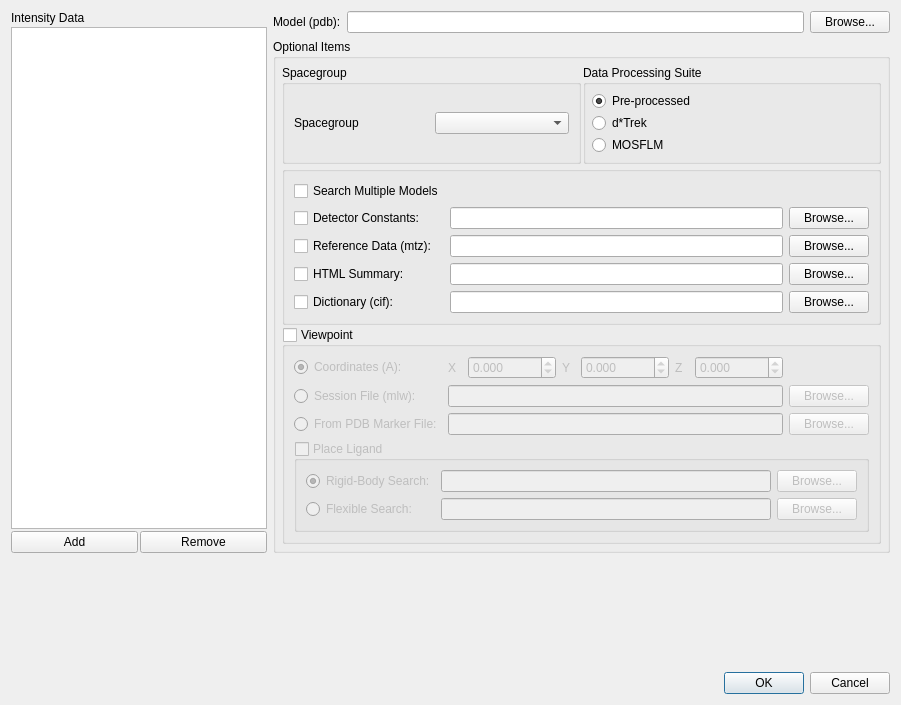
The window that mi_bng.ui (mifit/miexpert) describes before a commit, drawn with Qt 5.
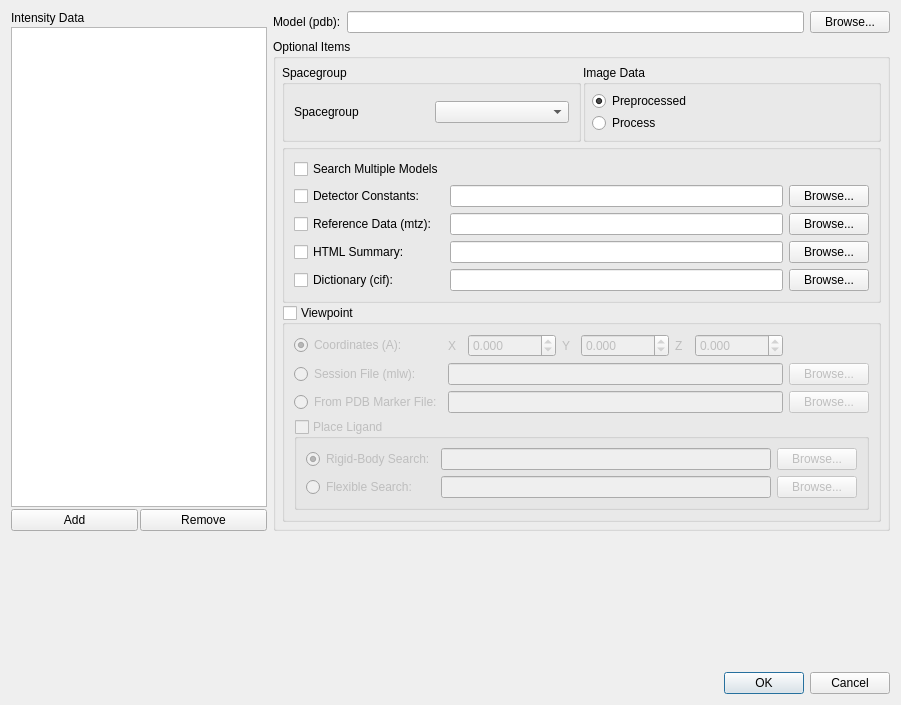
The same window after the commit.

Patch:
```diff
--- a/mi_bng.ui
+++ b/mi_bng.ui
@@ -113,7 +113,7 @@
         <item>
          <widget class="QGroupBox" name="dataProcessingSuiteGroupBox" >
           <property name="title" >
-           <string>Data Processing Suite</string>
+           <string>Image Data</string>
           </property>
           <layout class="QVBoxLayout" name="verticalLayout" >
            <property name="spacing" >
@@ -125,24 +125,18 @@
            <item>
             <widget class="QRadioButton" name="preProcessedRadioButton" >
              <property name="text" >
-              <string>Pre-processed</string>
+              <string>Preprocessed</string>
              </property>
              <property name="checked" >
               <bool>true</bool>
              </property>
             </widget>
            </item>
-           <item>
-            <widget class="QRadioButton" name="dtrekRadioButton" >
-             <property name="text" >
-              <string>d*Trek</string>
-             </property>
-            </widget>
-           </item>
+ 
            <item>
             <widget class="QRadioButton" name="mosflmRadioButton" >
              <property name="text" >
-              <string>MOSFLM</string>
+              <string>Process</string>
              </property>
             </widget>
            </item>
```
Left out of the diff: 1 changed line with no effect on the pictures.
